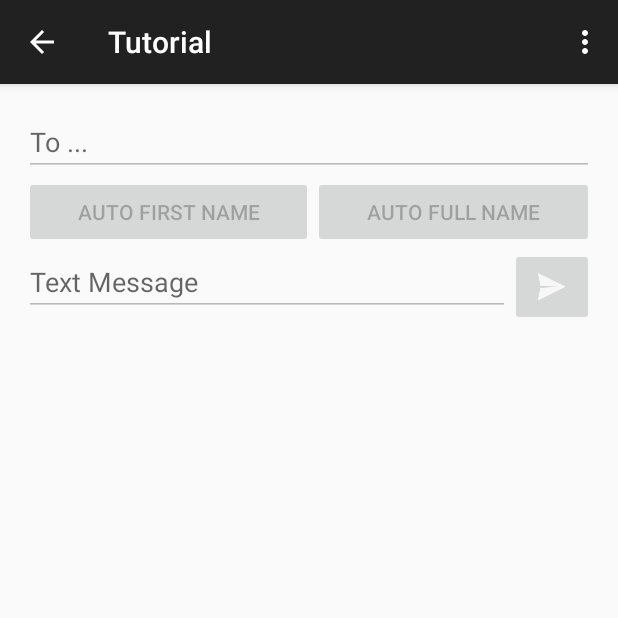
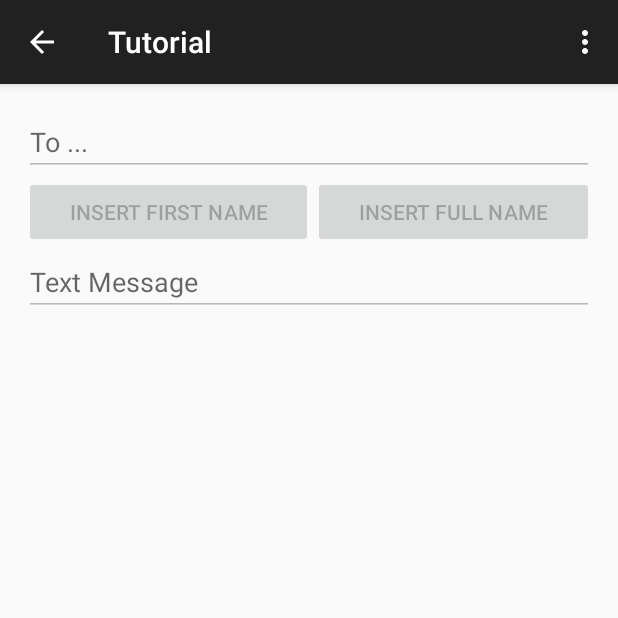
Before and after one commit to mitwong/tru2form, an Android app: the Tutorial screen opened directly, with no data from a screen before it, on a phone screen of 412 x 824 dp, the top half of it. Run offline under Robolectric (Android 15) with nearby library versions, the phone set to English and light mode, and no system bars; libraries missing offline, so code that uses them is left out: com.android.ex, com.github.amlcurran.showcaseview; plain views replace RecipientEditTextView; 1 statement that could not run was skipped.

Commit message:
More compose layout changes

```diff
--- a/app/src/main/res/layout/activity_compose.xml
+++ b/app/src/main/res/layout/activity_compose.xml
@@ -30,7 +30,7 @@
             android:layout_height="wrap_content"
             android:layout_weight=".5"
             android:id="@+id/firstNameReplaceButton"
-            android:text="Auto First Name"
+            android:text="Insert First Name"
             android:onClick="replaceFirstName"/>
 
         <Button
@@ -38,22 +38,9 @@
             android:layout_height="wrap_content"
             android:layout_weight=".5"
             android:id="@+id/fullNameReplaceButton"
-            android:text="Auto Full Name"
+            android:text="Insert Full Name"
             android:onClick="replaceFullName"/>
     </LinearLayout>
-
-    <ImageButton
-        android:layout_width="wrap_content"
-        android:layout_height="wrap_content"
-
-        android:id="@+id/sendTextButton"
-        android:src="@drawable/ic_action_send_now"
-        android:contentDescription="@string/send_text_description"
-
-        android:onClick="sendText"
-
-        android:layout_below="@id/replacementButtons"
-        android:layout_alignParentRight="true"/>
 
     <EditText
         android:layout_width="wrap_content"
@@ -62,8 +49,11 @@
         android:ems="10"
         android:id="@+id/messageField"
 
+        android:imeOptions="actionSend"
+        android:singleLine="true"
+
         android:layout_alignParentLeft="true"
-        android:layout_below="@id/replacementButtons"
-        android:layout_toLeftOf="@id/sendTextButton"/>
+        android:layout_alignParentRight="true"
+        android:layout_below="@id/replacementButtons"/>
 
 </RelativeLayout>
```
